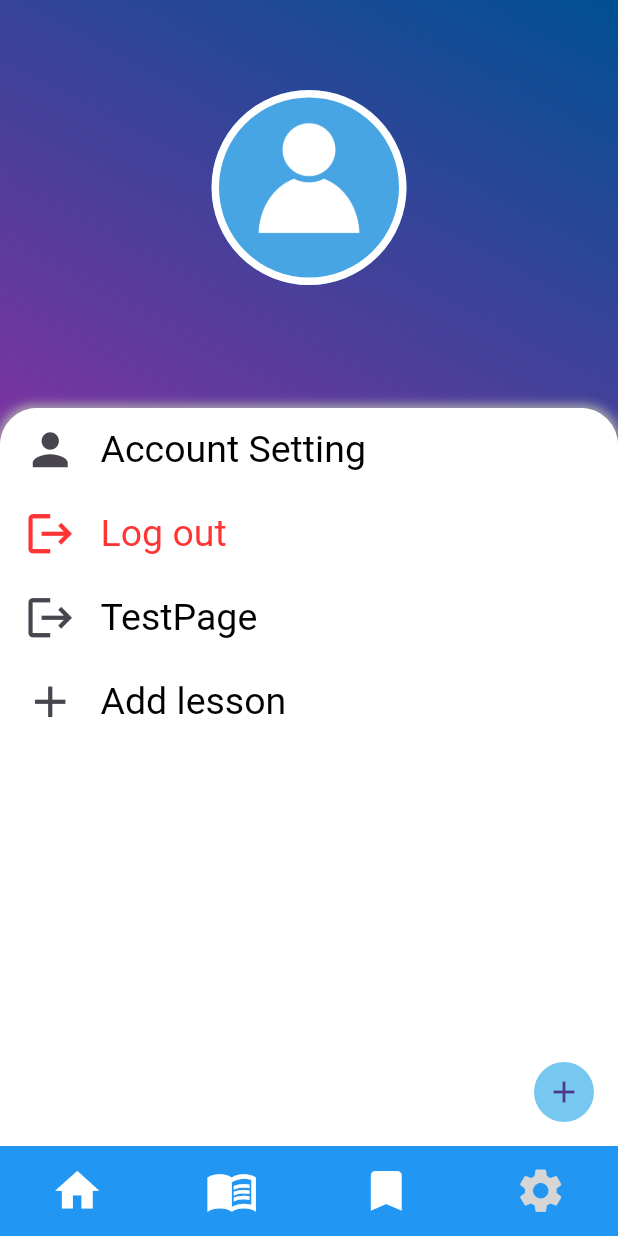
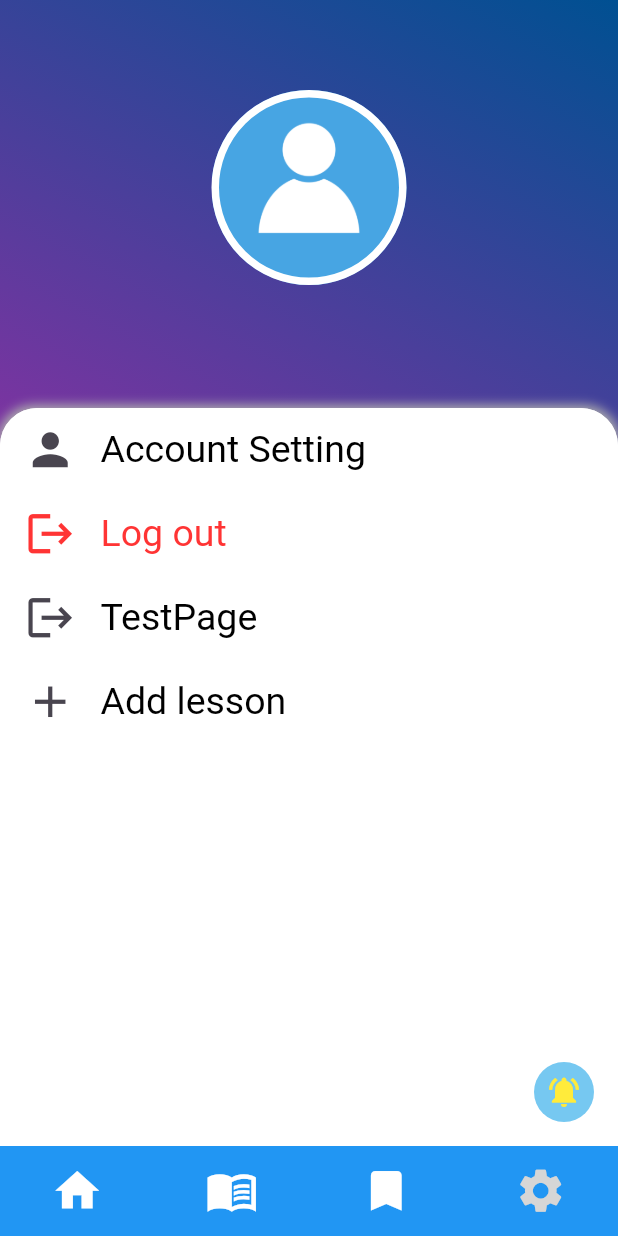
Before and after one commit to justnt47/Study_mobile_application, a Flutter app: the screen it shows once a user with an empty profile is signed in, after a tap on the "menu book" icon, after a tap on the "bookmark" icon, after a tap on the "settings" icon, on a phone screen of 412 x 824 dp. Run offline on Flutter 3.47's test engine with Material 3 defaults, Android fonts, the phone set to English and light mode, and no system bars; our stand-ins replace cloud_firestore, firebase_auth, firebase_core, get, google_fonts, google_sign_in and 1 more; missing offline and left inert: flutter_image_slider; accounts and stored records are empty.

Commit message:
update homepage

```diff
--- a/lib/homePage.dart
+++ b/lib/homePage.dart
@@ -30,7 +30,8 @@ class _homePageState extends State<homePage> {
         backgroundColor: Color.fromARGB(255, 118, 200, 241),
         child: IconButton(
           icon: Icon(
-            Icons.add,
+            Icons.notifications_on,
+            color: Colors.yellow,
           ),
           onPressed: () {
             setState(() {
```
